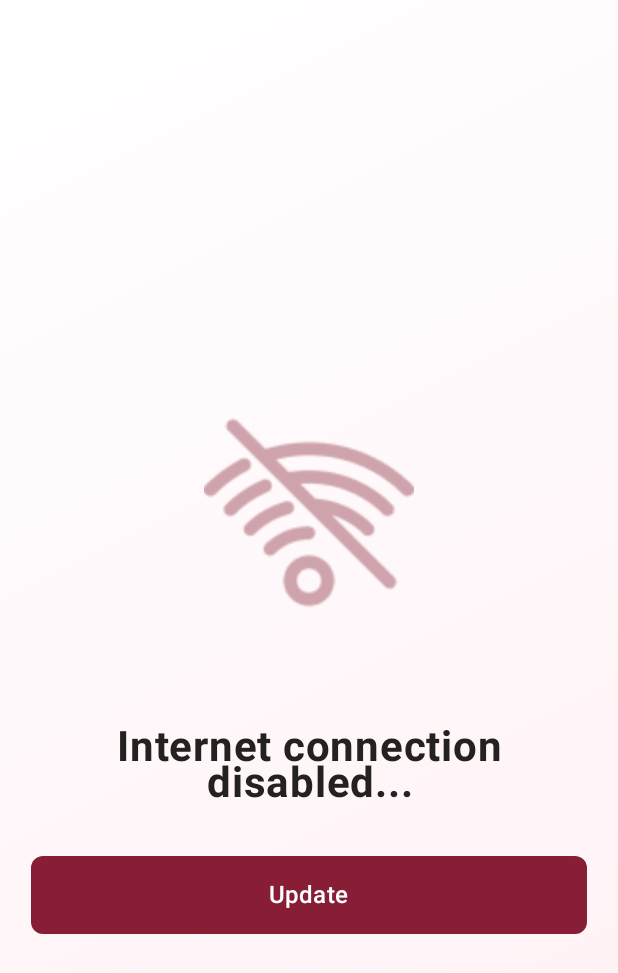
After one commit to KhaledMa7mouad/Spedo-Tranfer-Application, an Android app built with Jetpack Compose: the composable InternetError shown on its own in the app's theme, on a phone screen of 412 x 824 dp. The commit adds this screen. Shown: the top 973 px of the screen. Run offline under Robolectric (Android 15) with nearby library versions, the phone set to English and light mode, and no system bars.

Commit message:
Add Internet Error Page with Logic

```diff
--- a/app/src/main/AndroidManifest.xml
+++ b/app/src/main/AndroidManifest.xml
@@ -2,6 +2,7 @@
 <manifest xmlns:android="http://schemas.android.com/apk/res/android"
     xmlns:tools="http://schemas.android.com/tools">
 
+    <uses-permission android:name="android.permission.ACCESS_NETWORK_STATE" />
     <application
         android:allowBackup="true"
         android:dataExtractionRules="@xml/data_extraction_rules"
--- /dev/null
+++ b/app/src/main/java/com/example/spedotransferapp/InternetError.kt
@@ -0,0 +1,82 @@
+package com.example.spedotransferapp
+
+import android.graphics.Paint.Align
+import androidx.compose.foundation.Image
+import androidx.compose.foundation.background
+import androidx.compose.foundation.layout.Arrangement
+import androidx.compose.foundation.layout.Column
+import androidx.compose.foundation.layout.fillMaxSize
+import androidx.compose.foundation.layout.fillMaxWidth
+import androidx.compose.foundation.layout.padding
+import androidx.compose.foundation.shape.RoundedCornerShape
+import androidx.compose.material.icons.Icons
+import androidx.compose.material3.Button
+import androidx.compose.material3.ButtonDefaults
+import androidx.compose.material3.Icon
+import androidx.compose.material3.Text
+import androidx.compose.runtime.Composable
+import androidx.compose.ui.Alignment
+import androidx.compose.ui.Modifier
+import androidx.compose.ui.graphics.Brush
+import androidx.compose.ui.graphics.Color
+import androidx.compose.ui.res.painterResource
+import androidx.compose.ui.text.font.FontWeight
+import androidx.compose.ui.text.style.TextAlign
+import androidx.compose.ui.tooling.preview.Preview
+import androidx.compose.ui.unit.dp
+import androidx.compose.ui.unit.sp
+import com.example.gittest.ui.theme.DarkWhite
+import com.example.gittest.ui.theme.LightDarkRed
+import com.example.gittest.ui.theme.NewGray2
+import com.example.gittest.ui.theme.offred
+
+@Composable
+fun InternetError(modifier: Modifier = Modifier) {
+    Column(
+        modifier= Modifier
+            .fillMaxSize()
+            .background(
+                Brush.linearGradient(colors = listOf(DarkWhite, LightDarkRed))
+            )
+        ,
+        verticalArrangement = Arrangement.Center,
+        horizontalAlignment = Alignment.CenterHorizontally
+    ) {
+        Image(
+            painter = painterResource(id = R.drawable.nointernet),
+            contentDescription ="No Internet",
+            modifier=Modifier.fillMaxSize(0.34f)
+            )
+        Text(
+            text = "Internet connection disabled...",
+            color = NewGray2,
+            fontSize = 28.sp,
+            fontWeight = FontWeight.Bold,
+            modifier = Modifier.padding(horizontal = 12.dp),
+            textAlign = TextAlign.Center,
+            )
+        Button(
+            onClick = { /*TODO*/ },
+            shape = RoundedCornerShape(8.dp),
+            modifier = Modifier.fillMaxWidth(0.9f).padding(top=32.dp),
+            colors = ButtonDefaults.buttonColors(
+                contentColor = Color.White,
+                containerColor = offred
+            )
+
+        ) {
+            Text(
+                text = "Update",
+                modifier=Modifier.padding(vertical = 8.dp),
+                fontSize = 16.sp,
+                )
+
+        }
+    }
+}
+
+@Preview(showSystemUi = true, showBackground = true)
+@Composable
+private fun InternalErrorPreview() {
+    InternetError()
+}
```
Also changed, not shown: app/src/main/java/com/example/spedotransferapp/MainActivity.kt (+31 -8 lines), app/src/main/res/drawable/nointernet.png (added).
